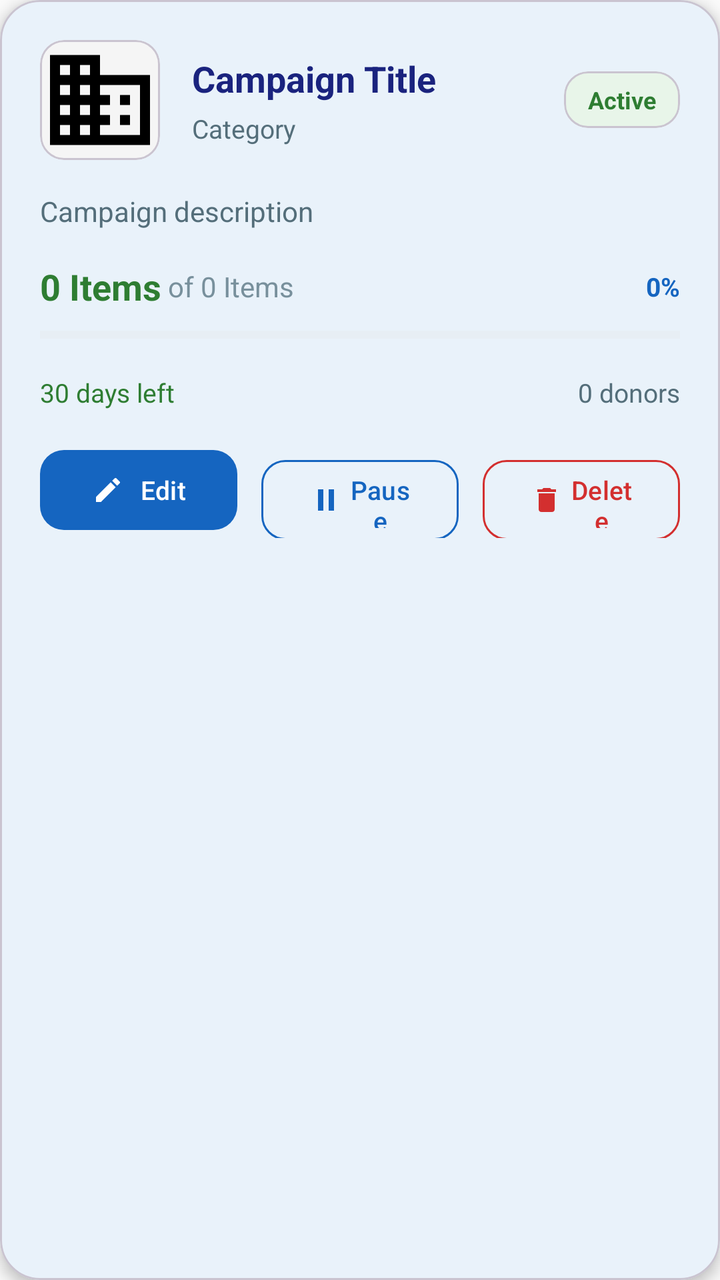
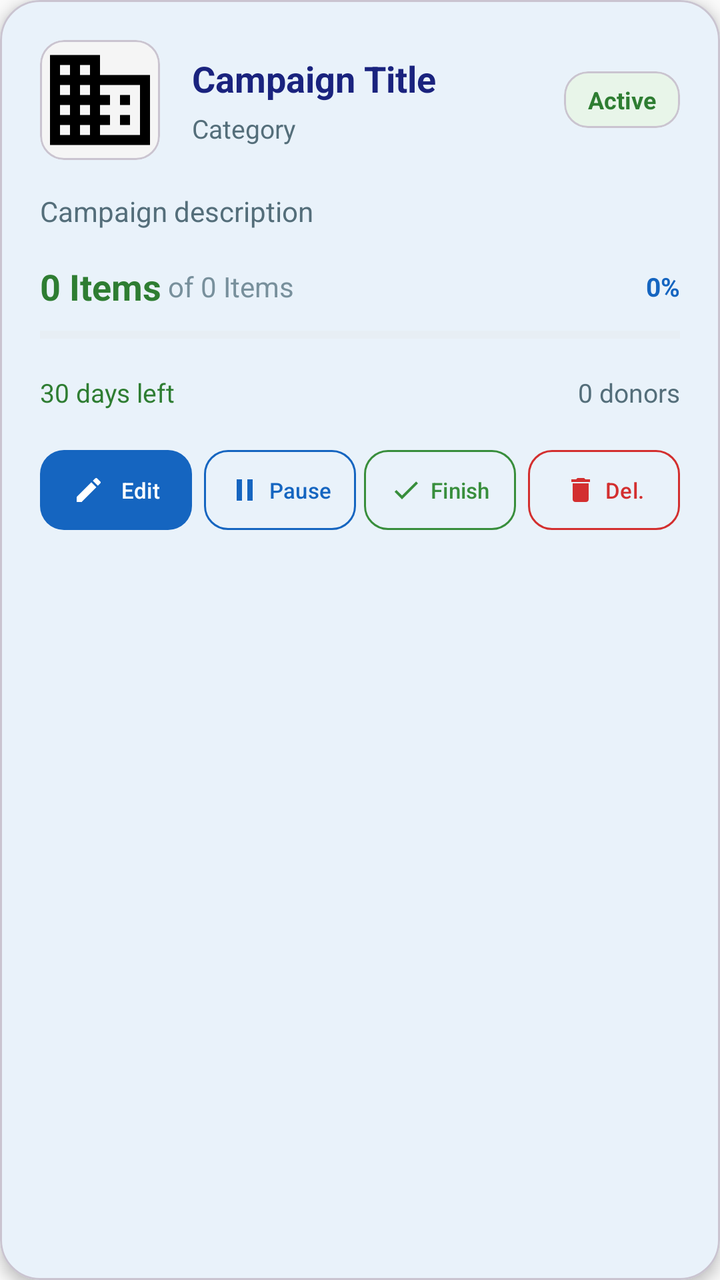

Screens rendered from an Android XML layout before and after an edit, with the pre-edit source and the edit as a unified diff.
<!-- AndroidManifest.xml: application theme Theme.GiveEase -->
<!-- res/layout/item_campaign_management.xml -->
<?xml version="1.0" encoding="utf-8"?>
<com.google.android.material.card.MaterialCardView xmlns:android="http://schemas.android.com/apk/res/android"
    xmlns:app="http://schemas.android.com/apk/res-auto"
    android:layout_width="match_parent"
    android:layout_height="wrap_content"
    app:cardCornerRadius="20dp"
    app:cardElevation="4dp"
    android:layout_marginBottom="16dp"
    app:cardBackgroundColor="@android:color/white">

    <LinearLayout
        android:layout_width="match_parent"
        android:layout_height="wrap_content"
        android:orientation="vertical"
        android:padding="20dp">

        
        <LinearLayout
            android:layout_width="match_parent"
            android:layout_height="wrap_content"
            android:orientation="horizontal"
            android:gravity="center_vertical"
            android:layout_marginBottom="16dp">

            
            <com.google.android.material.card.MaterialCardView
                android:layout_width="60dp"
                android:layout_height="60dp"
                app:cardCornerRadius="12dp"
                app:cardElevation="0dp"
                app:cardBackgroundColor="#F5F5F5">

                <ImageView
                    android:id="@+id/imgCampaign"
                    android:layout_width="match_parent"
                    android:layout_height="match_parent"
                    android:scaleType="centerCrop"
                    android:src="@drawable/sample_ngo" />
            </com.google.android.material.card.MaterialCardView>

            
            <LinearLayout
                android:layout_width="0dp"
                android:layout_weight="1"
                android:layout_height="wrap_content"
                android:orientation="vertical"
                android:layout_marginStart="16dp">

                <TextView
                    android:id="@+id/tvCampaignTitle"
                    android:layout_width="wrap_content"
                    android:layout_height="wrap_content"
                    android:text="Campaign Title"
                    android:textSize="18sp"
                    android:textStyle="bold"
                    android:textColor="#1A237E"
                    android:maxLines="2"
                    android:ellipsize="end" />

                <TextView
                    android:id="@+id/tvCampaignCategory"
                    android:layout_width="wrap_content"
                    android:layout_height="wrap_content"
                    android:text="Category"
                    android:textSize="13sp"
                    android:textColor="#546E7A"
                    android:layout_marginTop="4dp" />
            </LinearLayout>

            
            <com.google.android.material.card.MaterialCardView
                android:id="@+id/cardStatus"
                android:layout_width="wrap_content"
                android:layout_height="wrap_content"
                app:cardCornerRadius="12dp"
                app:cardElevation="0dp"
                app:cardBackgroundColor="#E8F5E9">

                <TextView
                    android:id="@+id/tvStatus"
                    android:layout_width="wrap_content"
                    android:layout_height="wrap_content"
                    android:text="Active"
                    android:textSize="12sp"
                    android:textStyle="bold"
                    android:textColor="#2E7D32"
                    android:paddingHorizontal="12dp"
                    android:paddingVertical="6dp" />
            </com.google.android.material.card.MaterialCardView>
        </LinearLayout>

        
        <TextView
            android:id="@+id/tvCampaignDescription"
            android:layout_width="match_parent"
            android:layout_height="wrap_content"
            android:text="Campaign description"
            android:textSize="14sp"
            android:textColor="#546E7A"
            android:maxLines="2"
            android:ellipsize="end"
            android:layout_marginBottom="16dp" />

        
        <LinearLayout
            android:layout_width="match_parent"
            android:layout_height="wrap_content"
            android:orientation="horizontal"
            android:gravity="center_vertical"
            android:layout_marginBottom="8dp">

            <TextView
                android:id="@+id/tvCurrentQuantity"
                android:layout_width="wrap_content"
                android:layout_height="wrap_content"
                android:text="0 Items"
                android:textSize="18sp"
                android:textStyle="bold"
                android:textColor="#2E7D32" />

            <TextView
                android:id="@+id/tvTargetQuantity"
                android:layout_width="wrap_content"
                android:layout_height="wrap_content"
                android:text=" of 0 Items"
                android:textSize="14sp"
                android:textColor="#78909C" />

            <View
                android:layout_width="0dp"
                android:layout_weight="1"
                android:layout_height="1dp" />

            <TextView
                android:id="@+id/tvProgress"
                android:layout_width="wrap_content"
                android:layout_height="wrap_content"
                android:text="0%"
                android:textSize="13sp"
                android:textStyle="bold"
                android:textColor="#1565C0" />
        </LinearLayout>

        
        <ProgressBar
            android:id="@+id/progressBar"
            style="?android:attr/progressBarStyleHorizontal"
            android:layout_width="match_parent"
            android:layout_height="8dp"
            android:progress="0"
            android:progressTint="#2E7D32"
            android:progressBackgroundTint="#E0E0E0"
            android:layout_marginBottom="16dp" />

        
        <LinearLayout
            android:layout_width="match_parent"
            android:layout_height="wrap_content"
            android:orientation="horizontal"
            android:layout_marginBottom="16dp">

            <TextView
                android:id="@+id/tvDaysLeft"
                android:layout_width="0dp"
                android:layout_weight="1"
                android:layout_height="wrap_content"
                android:text="30 days left"
                android:textSize="13sp"
                android:textColor="#2E7D32"
                android:drawablePadding="4dp" />

            <TextView
                android:id="@+id/tvDonorCount"
                android:layout_width="wrap_content"
                android:layout_height="wrap_content"
                android:text="0 donors"
                android:textSize="13sp"
                android:textColor="#546E7A" />
        </LinearLayout>

        
        <LinearLayout
            android:layout_width="match_parent"
            android:layout_height="wrap_content"
            android:orientation="horizontal"
            android:weightSum="3">

            <com.google.android.material.button.MaterialButton
                android:id="@+id/btnEdit"
                android:layout_width="0dp"
                android:layout_weight="1"
                android:layout_height="48dp"
                android:text="Edit"
                android:textSize="13sp"
                android:layout_marginEnd="8dp"
                app:cornerRadius="12dp"
                app:backgroundTint="#1565C0"
                app:icon="@drawable/ic_edit"
                app:iconSize="16dp"
                app:iconGravity="textStart"
                style="@style/Widget.Material3.Button" />

            <com.google.android.material.button.MaterialButton
                android:id="@+id/btnStatusChange"
                android:layout_width="0dp"
                android:layout_weight="1"
                android:layout_height="48dp"
                android:text="Pause"
                android:textSize="13sp"
                android:layout_marginHorizontal="4dp"
                app:cornerRadius="12dp"
                app:strokeColor="#1565C0"
                app:strokeWidth="1dp"
                android:textColor="#1565C0"
                app:icon="@drawable/ic_pause"
                app:iconSize="16dp"
                app:iconTint="#1565C0"
                app:iconGravity="textStart"
                android:backgroundTint="@android:color/transparent"
                style="@style/Widget.Material3.Button.OutlinedButton" />

            <com.google.android.material.button.MaterialButton
                android:id="@+id/btnDelete"
                android:layout_width="0dp"
                android:layout_weight="1"
                android:layout_height="48dp"
                android:text="Delete"
                android:textSize="13sp"
                android:layout_marginStart="8dp"
                app:cornerRadius="12dp"
                app:strokeColor="#D32F2F"
                app:strokeWidth="1dp"
                android:textColor="#D32F2F"
                app:icon="@drawable/ic_delete"
                app:iconSize="16dp"
                app:iconTint="#D32F2F"
                app:iconGravity="textStart"
                android:backgroundTint="@android:color/transparent"
                style="@style/Widget.Material3.Button.OutlinedButton" />
        </LinearLayout>
    </LinearLayout>
</com.google.android.material.card.MaterialCardView>
<!-- resources referenced by this layout -->
<resources>
  <!-- drawable ic_delete (drawable) -->
  <vector xmlns:android="http://schemas.android.com/apk/res/android"
      android:width="24dp"
      android:height="24dp"
      android:viewportWidth="24"
      android:viewportHeight="24">
      <path
          android:fillColor="#FF000000"
          android:pathData="M6,19c0,1.1 0.9,2 2,2h8c1.1,0 2,-0.9 2,-2V7H6v12zM19,4h-3.5l-1,-1h-5l-1,1H5v2h14V4z"/>
  </vector>
  <!-- drawable ic_edit (drawable) -->
  <vector xmlns:android="http://schemas.android.com/apk/res/android"
      android:width="24dp"
      android:height="24dp"
      android:viewportWidth="24"
      android:viewportHeight="24">
      <path
          android:fillColor="#FF000000"
          android:pathData="M3,17.25V21h3.75L17.81,9.94l-3.75,-3.75L3,17.25zM20.71,7.04c0.39,-0.39 0.39,-1.02 0,-1.41l-2.34,-2.34c-0.39,-0.39 -1.02,-0.39 -1.41,0l-1.83,1.83l3.75,3.75L20.71,7.04z"/>
  </vector>
  <!-- drawable ic_pause (drawable) -->
  <?xml version="1.0" encoding="utf-8"?>
  <vector xmlns:android="http://schemas.android.com/apk/res/android"
      android:width="24dp"
      android:height="24dp"
      android:viewportWidth="24"
      android:viewportHeight="24">
      <path
          android:fillColor="#000000"
          android:pathData="M6,4h4v16H6V4zM14,4h4v16h-4V4z"/>
  </vector>
  <!-- drawable sample_ngo (drawable) -->
  <vector xmlns:android="http://schemas.android.com/apk/res/android"
      android:width="24dp"
      android:height="24dp"
      android:viewportWidth="24"
      android:viewportHeight="24">
      <path
          android:fillColor="#FF000000"
          android:pathData="M12,7V3H2v18h20V7H12zM6,19H4v-2h2v2zM6,15H4v-2h2v2zM6,11H4V9h2v2zM6,7H4V5h2v2zM10,19H8v-2h2v2zM10,15H8v-2h2v2zM10,11H8V9h2v2zM10,7H8V5h2v2zM20,19h-8v-2h2v-2h-2v-2h2v-2h-2V9h8V19zM18,11h-2v2h2V11zM18,15h-2v2h2V15z"/>
  </vector>
  <style name="Theme.GiveEase" parent="Theme.Material3.Light.NoActionBar">
          
          <item name="colorPrimary">@color/primary_blue</item>
          <item name="colorOnPrimary">@color/white</item>
          <item name="colorSecondary">@color/teal_200</item>
          <item name="colorOnSecondary">@color/black</item>
  
          
          <item name="android:windowBackground">@color/background</item>
          <item name="colorSurface">@color/surface</item>
          <item name="colorOnSurface">@color/onSurface</item>
          <item name="colorOnBackground">@color/onBackground</item>
  
          
          <item name="android:statusBarColor" tools:targetApi="l">?attr/colorPrimary</item>
  
      </style>
  <color name="primary_blue">#1976D2</color>
  <color name="white">#FFFFFFFF</color>
  <color name="teal_200">#FF03DAC5</color>
  <color name="black">#FF000000</color>
  <color name="background">#FAFAFA</color>
  <color name="surface">#FFFFFF</color>
  <color name="onSurface">#212121</color>
  <color name="onBackground">#212121</color>
</resources>

<!-- the commit's change to res/layout/item_campaign_management.xml (unified diff, before → after) -->
@@ -183,7 +183,7 @@
             android:layout_width="match_parent"
             android:layout_height="wrap_content"
             android:orientation="horizontal"
-            android:weightSum="3">
+            android:weightSum="4">
 
             <com.google.android.material.button.MaterialButton
                 android:id="@+id/btnEdit"
@@ -191,8 +191,12 @@
                 android:layout_weight="1"
                 android:layout_height="48dp"
                 android:text="Edit"
-                android:textSize="13sp"
-                android:layout_marginEnd="8dp"
+                android:textSize="11sp"
+                android:insetLeft="0dp"
+                android:insetRight="0dp"
+                android:paddingLeft="0dp"
+                android:paddingRight="0dp"
+                android:layout_marginEnd="4dp"
                 app:cornerRadius="12dp"
                 app:backgroundTint="#1565C0"
                 app:icon="@drawable/ic_edit"
@@ -206,8 +210,12 @@
                 android:layout_weight="1"
                 android:layout_height="48dp"
                 android:text="Pause"
-                android:textSize="13sp"
-                android:layout_marginHorizontal="4dp"
+                android:textSize="11sp"
+                android:insetLeft="0dp"
+                android:insetRight="0dp"
+                android:paddingLeft="0dp"
+                android:paddingRight="0dp"
+                android:layout_marginHorizontal="2dp"
                 app:cornerRadius="12dp"
                 app:strokeColor="#1565C0"
                 app:strokeWidth="1dp"
@@ -220,13 +228,40 @@
                 style="@style/Widget.Material3.Button.OutlinedButton" />
 
             <com.google.android.material.button.MaterialButton
+                android:id="@+id/btnComplete"
+                android:layout_width="0dp"
+                android:layout_weight="1"
+                android:layout_height="48dp"
+                android:text="Finish"
+                android:textSize="11sp"
+                android:insetLeft="0dp"
+                android:insetRight="0dp"
+                android:paddingLeft="0dp"
+                android:paddingRight="0dp"
+                android:layout_marginHorizontal="2dp"
+                app:cornerRadius="12dp"
+                app:strokeColor="#388E3C"
+                app:strokeWidth="1dp"
+                android:textColor="#388E3C"
+                app:icon="@drawable/ic_check"
+                app:iconSize="16dp"
+                app:iconTint="#388E3C"
+                app:iconGravity="textStart"
+                android:backgroundTint="@android:color/transparent"
+                style="@style/Widget.Material3.Button.OutlinedButton" />
+
+            <com.google.android.material.button.MaterialButton
                 android:id="@+id/btnDelete"
                 android:layout_width="0dp"
                 android:layout_weight="1"
                 android:layout_height="48dp"
-                android:text="Delete"
-                android:textSize="13sp"
-                android:layout_marginStart="8dp"
+                android:text="Del."
+                android:textSize="11sp"
+                android:insetLeft="0dp"
+                android:insetRight="0dp"
+                android:paddingLeft="0dp"
+                android:paddingRight="0dp"
+                android:layout_marginStart="4dp"
                 app:cornerRadius="12dp"
                 app:strokeColor="#D32F2F"
                 app:strokeWidth="1dp"
<!-- resource entries referenced after the edit -->
@@ -1,5 +1,15 @@
 <!-- resources referenced by this layout -->
 <resources>
+  <!-- drawable ic_check (drawable) -->
+  <vector xmlns:android="http://schemas.android.com/apk/res/android"
+      android:width="24dp"
+      android:height="24dp"
+      android:viewportWidth="24"
+      android:viewportHeight="24">
+      <path
+          android:fillColor="#FF000000"
+          android:pathData="M9,16.17L4.83,12l-1.42,1.41L9,19L21,7l-1.41,-1.41z"/>
+  </vector>
   <!-- drawable ic_delete (drawable) -->
   <vector xmlns:android="http://schemas.android.com/apk/res/android"
       android:width="24dp"
